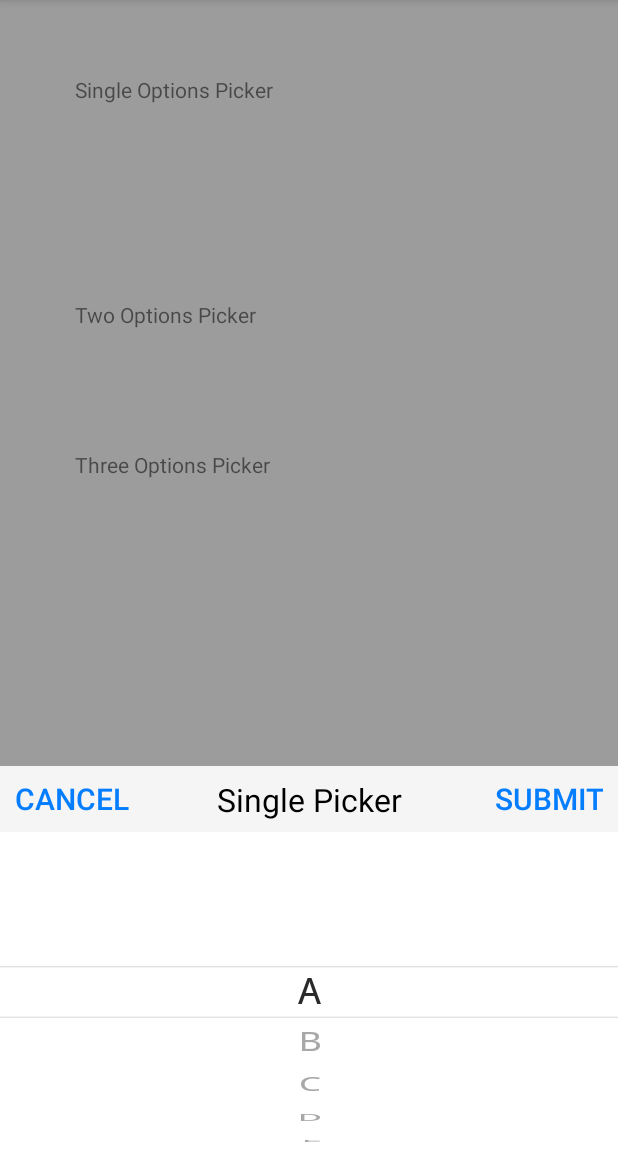
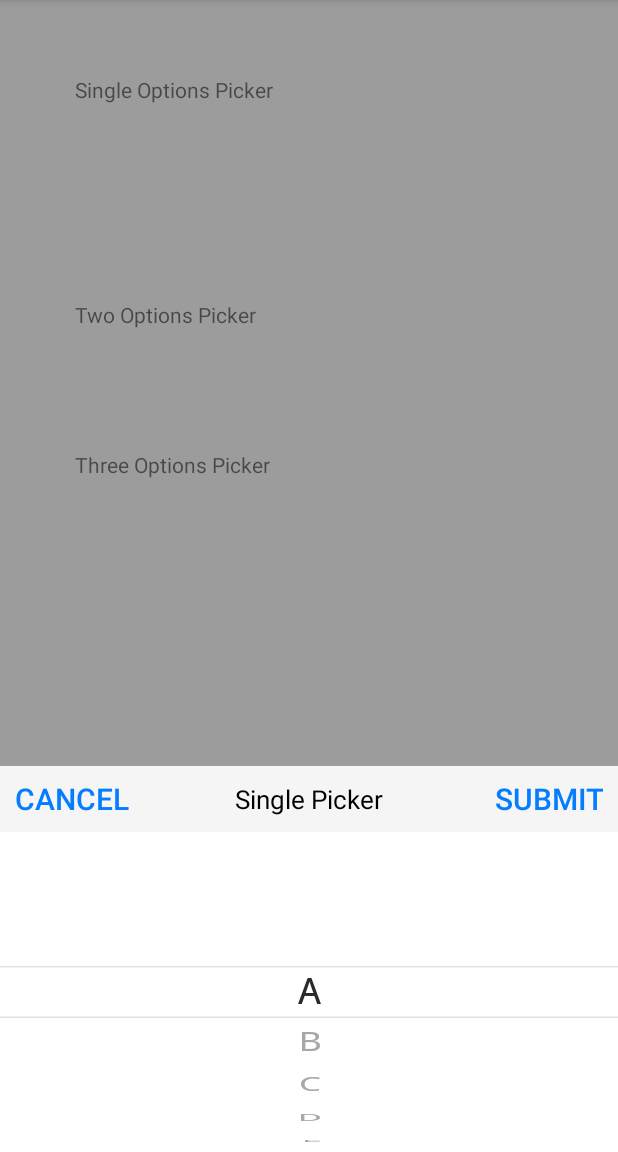
Before and after one commit to RameshBhupathi/PickerView, an Android app: the screen it shows after launch (MainActivity), after a tap on "Single Options Picker", on a phone screen of 412 x 824 dp, the part 84-1236 px from its top. Run offline under Robolectric (Android 15) with nearby library versions, the phone set to English and light mode, and no system bars.

Commit message:
Update dimens.xml

```diff
--- a/pickerview/src/main/res/values/dimens.xml
+++ b/pickerview/src/main/res/values/dimens.xml
@@ -5,6 +5,6 @@
     <!--paddingRight -->
     <dimen name="pickerview_topbar_paddingright">30dp</dimen>
     <dimen name="pickerview_topbar_btn_textsize">20sp</dimen>
-    <dimen name="pickerview_topbar_title_textsize">21sp</dimen>
-    <dimen name="pickerview_textsize">20sp</dimen>
+    <dimen name="pickerview_topbar_title_textsize">17sp</dimen>
+    <dimen name="pickerview_textsize">15sp</dimen>
 </resources>
```
